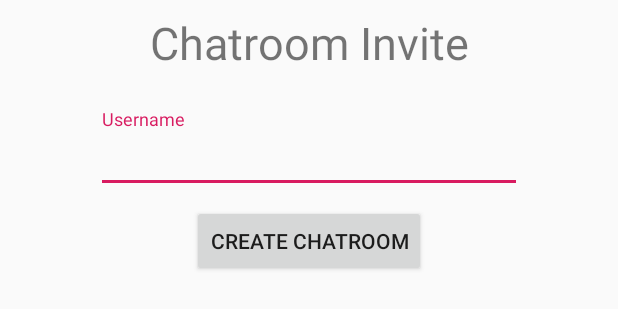
After one commit to Hieuvphan/Hugbundarverkefni2_Android, an Android app: the layout activity_invite_member.xml on its own in the app's theme, with its tools: preview values and no code run, on a phone screen of 412 x 824 dp. The commit adds this screen. Shown: the top 309 px of the screen. Run offline under Robolectric (Android 15) with nearby library versions, the phone set to English and light mode, and no system bars; network calls fail.

Commit message:
update user virkni í service class, byrja á invite user to chatroom virkni

```diff
--- a/VeryWowChat/app/src/main/java/hi/hugbo/verywowchat/Models/GlobalEnviroments.java
+++ b/VeryWowChat/app/src/main/java/hi/hugbo/verywowchat/Models/GlobalEnviroments.java
@@ -16,7 +16,7 @@ public class GlobalEnviroments {
     private GlobalEnviroments() { }
 
     // URL to API
-    private final String BASEURL = "";
+    private final String BASEURL = "http://192.168.1.66:9090/";
 
     public String getAPI_BASEURL() {
         return BASEURL;
--- a/VeryWowChat/app/src/main/java/hi/hugbo/verywowchat/controllers/CreateChatroomActivity.java
+++ b/VeryWowChat/app/src/main/java/hi/hugbo/verywowchat/controllers/CreateChatroomActivity.java
@@ -46,11 +46,11 @@ public class CreateChatroomActivity extends AppCompatActivity {
             @Override
             public void onClick(View v) {
                 String chatroomName = edit_chatroom_name.getText()+"";
-                String displayName = edit_chatroom_displayname.getText()+"";
-                String description= edit_chatroom_description.getText()+"";
+                String displayName = edit_chatroom_displayname.getText().toString();
+                String description= edit_chatroom_description.getText().toString();
                 Boolean listed = switch_listed.isChecked();
                 Boolean invitedOnly = switch_invited_only.isChecked();
-                String tagInput = edit_chatroom_tags.getText()+"";
+                String tagInput = edit_chatroom_tags.getText().toString();
                 List<String> tags = Arrays.asList(tagInput.split(","));
 
                 try{
--- /dev/null
+++ b/VeryWowChat/app/src/main/res/layout/activity_invite_member.xml
@@ -0,0 +1,67 @@
+<?xml version="1.0" encoding="utf-8"?>
+<ScrollView
+    xmlns:android="http://schemas.android.com/apk/res/android"
+    xmlns:app="http://schemas.android.com/apk/res-auto"
+    xmlns:tools="http://schemas.android.com/tools"
+    android:layout_width="match_parent"
+    android:layout_height="match_parent">
+    <android.support.constraint.ConstraintLayout
+        android:layout_width="match_parent"
+        android:layout_height="match_parent">
+
+        <TextView
+            android:id="@+id/textView_chatroom_invitee"
+            android:layout_width="wrap_content"
+            android:layout_height="wrap_content"
+            android:layout_marginStart="8dp"
+            android:layout_marginLeft="8dp"
+            android:layout_marginTop="8dp"
+            android:layout_marginEnd="8dp"
+            android:layout_marginRight="8dp"
+            android:text="@string/chatroom_invite"
+            android:textSize="30sp"
+            app:layout_constraintEnd_toEndOf="parent"
+            app:layout_constraintStart_toStartOf="parent"
+            app:layout_constraintTop_toTopOf="parent" />
+
+        <android.support.design.widget.TextInputLayout
+            android:id="@+id/layout_chatroom_invitee"
+            android:layout_width="0dp"
+            android:layout_height="wrap_content"
+            android:layout_marginStart="64dp"
+            android:layout_marginLeft="64dp"
+            android:layout_marginTop="24dp"
+            android:layout_marginEnd="64dp"
+            android:layout_marginRight="64dp"
+            android:hint="@string/username"
+            app:layout_constraintEnd_toEndOf="parent"
+            app:layout_constraintStart_toStartOf="parent"
+            app:layout_constraintTop_toBottomOf="@+id/textView_chatroom_invitee">
+
+            <EditText
+                android:id="@+id/edit_chatroom_invitee"
+                android:layout_width="match_parent"
+                android:layout_height="match_parent"
+                android:layout_weight="1"
+                android:ems="10"
+                android:inputType="textMultiLine" />
+        </android.support.design.widget.TextInputLayout>
+
+
+        <Button
+            android:id="@+id/btn_chatroom_invite"
+            android:layout_width="wrap_content"
+            android:layout_height="wrap_content"
+            android:layout_marginStart="8dp"
+            android:layout_marginLeft="8dp"
+            android:layout_marginTop="8dp"
+            android:layout_marginEnd="8dp"
+            android:layout_marginRight="8dp"
+            android:text="@string/chatroom_create"
+            app:layout_constraintEnd_toEndOf="parent"
+            app:layout_constraintStart_toStartOf="parent"
+            app:layout_constraintTop_toBottomOf="@+id/layout_chatroom_invitee" />
+
+    </android.support.constraint.ConstraintLayout>
+
+</ScrollView>
--- a/VeryWowChat/app/src/main/res/values/strings.xml
+++ b/VeryWowChat/app/src/main/res/values/strings.xml
@@ -19,5 +19,7 @@
     <string name="chatroom_tags">Tags</string>
     <string name="chatroom_listed" >Listed</string>
     <string name="chatroom_invited_only" >Private</string>
+    <string name="chatroom_invite">Chatroom Invite</string>
+    <string name="username">Username</string>
 
 </resources>
```
Also changed, not shown: VeryWowChat/app/src/main/java/hi/hugbo/verywowchat/Models/ChatroomService.java (+98 -0 lines), VeryWowChat/app/src/main/java/hi/hugbo/verywowchat/Models/ChatroomServiceImplementation.java (+122 -0 lines), VeryWowChat/app/src/main/java/hi/hugbo/verywowchat/controllers/ChatroomInviteActivity.java (added, +50 -0 lines).
